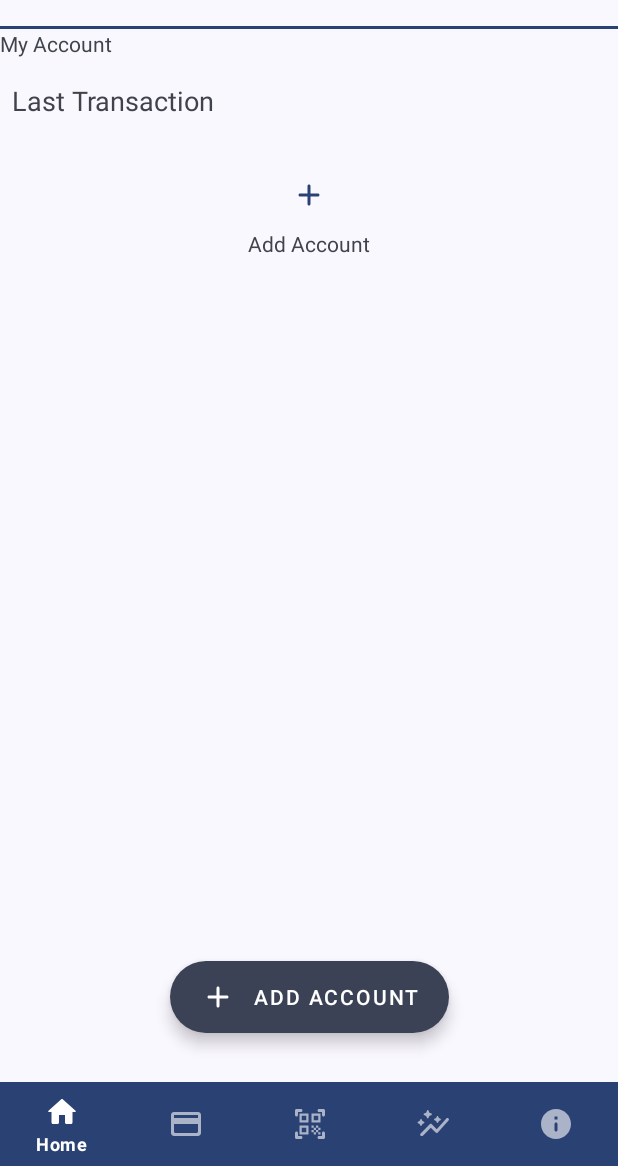
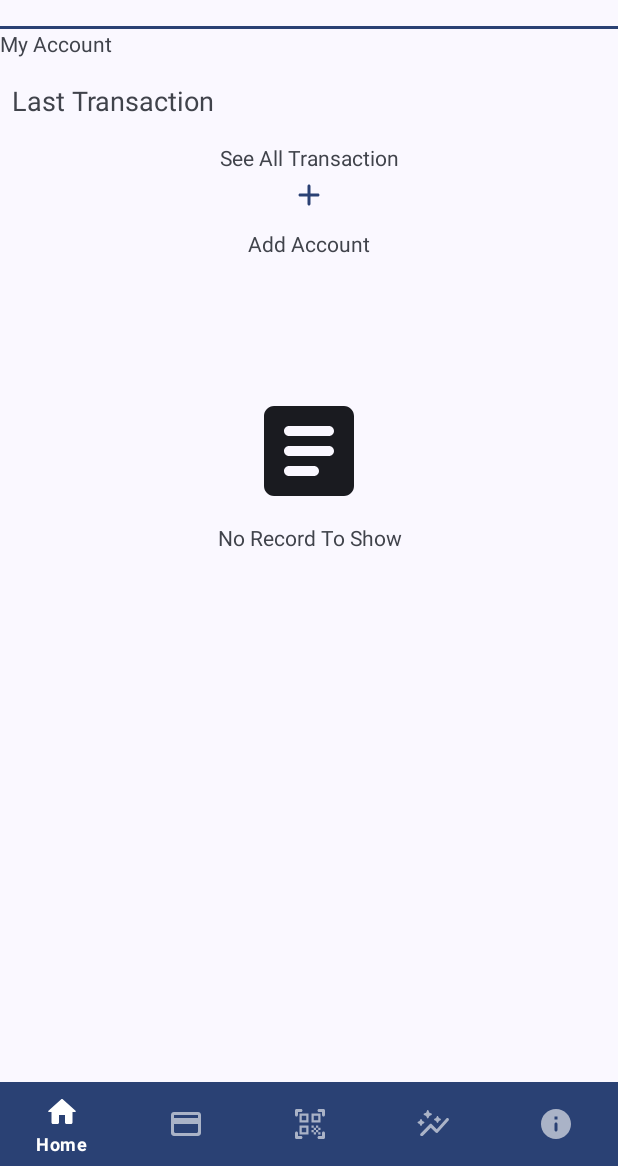
Before and after one commit to bayuds9/bni_assessment, an Android app: the screen it shows after launch (MainActivity), on a phone screen of 412 x 824 dp, the part 70-1236 px from its top. Run offline under Robolectric (Android 15) with nearby library versions, the phone set to English and light mode, and no system bars; our stand-ins replace Room's generated code.

Commit message:
add empty transaction record view

```diff
--- a/QrPaymentApp/app/src/main/res/layout/fragment_dashboard.xml
+++ b/QrPaymentApp/app/src/main/res/layout/fragment_dashboard.xml
@@ -34,15 +34,36 @@
                 app:layout_constraintStart_toStartOf="parent"
                 app:layout_constraintEnd_toEndOf="parent"/>
 
+            <id.flowerencee.qrpaymentapp.presentation.shared.custom.TransactionView
+                android:id="@+id/listTransaction"
+                android:layout_width="0dp"
+                android:layout_height="wrap_content"
+                android:layout_marginTop="16dp"
+                app:layout_constraintTop_toBottomOf="@id/accList"
+                app:layout_constraintStart_toStartOf="parent"
+                app:layout_constraintEnd_toEndOf="parent"/>
+            <TextView
+                android:id="@+id/tvSeeAll"
+                android:layout_width="0dp"
+                android:layout_height="wrap_content"
+                android:textAlignment="center"
+                android:layout_marginTop="8dp"
+                android:text="@string/see_all_transaction"
+                android:background="?attr/selectableItemBackground"
+                app:layout_constraintTop_toBottomOf="@id/listTransaction"
+                app:layout_constraintStart_toStartOf="parent"
+                app:layout_constraintEnd_toEndOf="parent"/>
+
             <androidx.constraintlayout.widget.ConstraintLayout
                 android:id="@+id/containerEmpty"
                 android:layout_width="0dp"
                 android:layout_height="150dp"
                 android:layout_marginTop="16dp"
                 android:layout_marginHorizontal="16dp"
+                android:visibility="gone"
                 app:layout_constraintEnd_toEndOf="parent"
                 app:layout_constraintStart_toStartOf="parent"
-                app:layout_constraintTop_toTopOf="@id/accList">
+                app:layout_constraintTop_toBottomOf="@id/accList">
                 <ImageButton
                     android:id="@+id/btnPlus"
                     android:layout_width="0dp"
@@ -66,29 +87,46 @@
                     app:layout_constraintEnd_toEndOf="parent"/>
             </androidx.constraintlayout.widget.ConstraintLayout>
 
-            <id.flowerencee.qrpaymentapp.presentation.shared.custom.TransactionView
-                android:id="@+id/listTransaction"
+            <androidx.constraintlayout.widget.ConstraintLayout
+                android:id="@+id/containerEmptyHistory"
                 android:layout_width="0dp"
-                android:layout_height="wrap_content"
-                android:layout_marginTop="16dp"
-                app:layout_constraintTop_toBottomOf="@id/accList"
+                android:layout_height="160dp"
+                android:layout_margin="16dp"
+                android:visibility="gone"
+                app:layout_constraintTop_toBottomOf="@id/containerEmpty"
+                app:layout_constraintStart_toStartOf="parent"
+                app:layout_constraintEnd_toEndOf="parent">
+                <ImageView
+                    android:id="@+id/imgEmptyHistory"
+                    android:layout_width="0dp"
+                    android:layout_height="80dp"
+                    android:src="@drawable/round_article"
+                    app:layout_constraintBottom_toBottomOf="parent"
+                    app:layout_constraintEnd_toEndOf="parent"
+                    app:layout_constraintStart_toStartOf="parent"
+                    app:layout_constraintTop_toTopOf="parent"/>
+
+                <TextView
+                    android:id="@+id/tvNoRecord"
+                    android:layout_width="0dp"
+                    android:layout_height="wrap_content"
+                    android:text="@string/no_record_to_show"
+                    android:textAlignment="center"
+                    app:layout_constraintVertical_bias="0.4"
+                    app:layout_constraintBottom_toBottomOf="parent"
+                    app:layout_constraintTop_toBottomOf="@id/imgEmptyHistory"
+                    app:layout_constraintStart_toStartOf="parent"
+                    app:layout_constraintEnd_toEndOf="parent"/>
+            </androidx.constraintlayout.widget.ConstraintLayout>
+
+            <View
+                android:layout_width="0dp"
+                android:layout_height="50dp"
+                app:layout_constraintTop_toBottomOf="@id/tvSeeAll"
                 app:layout_constraintStart_toStartOf="parent"
                 app:layout_constraintEnd_toEndOf="parent"/>
 
         </androidx.constraintlayout.widget.ConstraintLayout>
     </androidx.core.widget.NestedScrollView>
 
-    <com.google.android.material.floatingactionbutton.ExtendedFloatingActionButton
-        android:id="@+id/fabAddAccount"
-        android:layout_width="wrap_content"
-        android:layout_height="wrap_content"
-        android:text="@string/add_account"
-        style="@style/Widget.MaterialComponents.ExtendedFloatingActionButton"
-        app:layout_constraintVertical_bias="0.95"
-        app:icon="@drawable/baseline_add_primary"
-        app:layout_constraintTop_toTopOf="parent"
-        app:layout_constraintBottom_toBottomOf="parent"
-        app:layout_constraintEnd_toEndOf="parent"
-        app:layout_constraintStart_toStartOf="parent"/>
-
 </androidx.constraintlayout.widget.ConstraintLayout>
```
